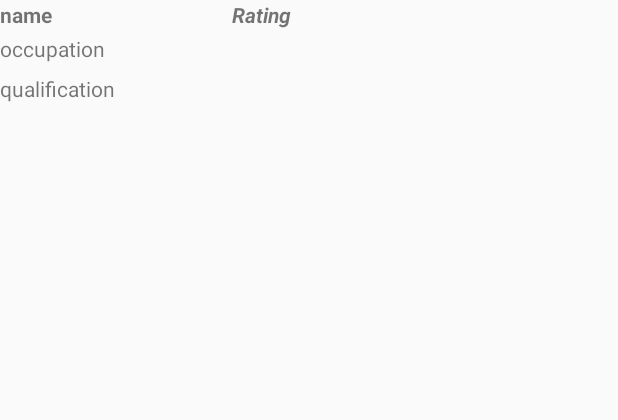
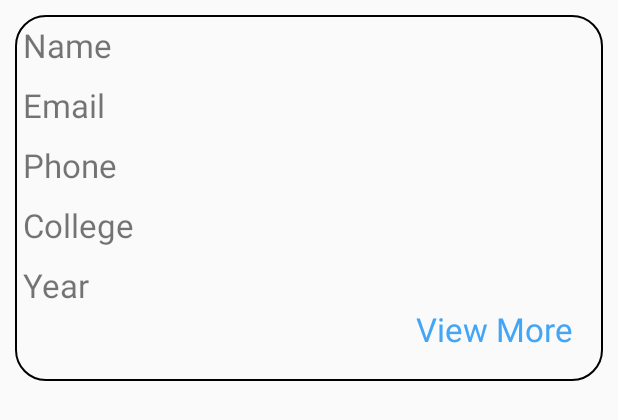
Before and after one commit to AmaanAnwar/GDGFeedback, an Android app: the layout item_layout.xml on its own in the app's theme, with its tools: preview values and no code run, on a phone screen of 412 x 824 dp. Shown: the top 420 px of the screen. Run offline under Robolectric (Android 15) with nearby library versions, the phone set to English and light mode, and no system bars.

Commit message:
Recycler view added

```diff
--- /dev/null
+++ b/app/src/main/res/drawable/itembg.xml
@@ -0,0 +1,17 @@
+<shape xmlns:android="http://schemas.android.com/apk/res/android"
+    android:shape="rectangle"
+    >
+
+    <corners
+        android:bottomLeftRadius="20dp"
+        android:bottomRightRadius="20dp"
+        android:topLeftRadius="20dp"
+        android:topRightRadius="20dp"
+        />
+
+
+    <stroke
+        android:width="1dp"
+        android:color="@color/md_black_1000" />
+
+</shape>
--- a/app/src/main/res/layout/activity_thankyou.xml
+++ b/app/src/main/res/layout/activity_thankyou.xml
@@ -4,11 +4,17 @@
     xmlns:tools="http://schemas.android.com/tools"
     android:layout_width="match_parent"
     android:layout_height="match_parent"
-    tools:context=".ThankyouActivity">
+    tools:context=".ThankyouActivity"
+    >
 
 
 
-    <include layout="@layout/content_thankyou" />
+    <include layout="@layout/content_thankyou"
+
+        android:layout_height="wrap_content"
+        android:layout_width="match_parent"
+        />
+
 
 
 
--- a/app/src/main/res/layout/content_thankyou.xml
+++ b/app/src/main/res/layout/content_thankyou.xml
@@ -26,5 +26,7 @@
         app:layout_constraintEnd_toEndOf="parent"
         app:layout_constraintHorizontal_bias="0.0"
         app:layout_constraintStart_toStartOf="parent"
-        app:layout_constraintTop_toBottomOf="@+id/thankyouTV" />
+        app:layout_constraintTop_toBottomOf="@+id/thankyouTV"
+        android:paddingBottom="30dp"
+        />
 </androidx.constraintlayout.widget.ConstraintLayout>
--- a/app/src/main/res/layout/item_layout.xml
+++ b/app/src/main/res/layout/item_layout.xml
@@ -4,53 +4,82 @@
     xmlns:tools="http://schemas.android.com/tools"
     android:layout_width="match_parent"
     android:layout_height="wrap_content"
+    android:background="@drawable/itembg"
+    android:layout_margin="10dp"
     android:orientation="vertical"
+
     >
-    <androidx.constraintlayout.widget.ConstraintLayout
+
+    <LinearLayout
+        android:id="@+id/linearLayout"
+        android:layout_width="376dp"
+        android:layout_height="244dp"
+        android:orientation="vertical"
+        app:layout_constraintEnd_toEndOf="parent"
+        app:layout_constraintHorizontal_bias="0.0"
+        app:layout_constraintStart_toStartOf="parent"
+        app:layout_constraintTop_toTopOf="parent">
+
+        <TextView
+            android:id="@+id/nameTV"
             android:layout_width="wrap_content"
             android:layout_height="wrap_content"
-        android:visibility="gone"
-        tools:ignore="MissingConstraints" ></androidx.constraintlayout.widget.ConstraintLayout>
+            android:layout_margin="5dp"
+            android:text="Name"
+            android:textSize="22sp"
+            app:layout_constraintStart_toStartOf="parent"
+            app:layout_constraintTop_toTopOf="parent" />
 
         <TextView
-        android:textStyle="bold"
-        android:id="@+id/nameTV"
-        android:layout_width="151dp"
-        android:layout_height="19dp"
-        android:text="name"
+            android:id="@+id/email"
+            android:layout_width="wrap_content"
+            android:layout_height="wrap_content"
+            android:layout_margin="5dp"
+            android:text="Email"
+            android:textSize="22sp"
             app:layout_constraintStart_toStartOf="parent"
             app:layout_constraintTop_toTopOf="parent" />
-    <TextView
-
-        android:id="@+id/occupationTV"
-        android:layout_width="match_parent"
-        android:layout_height="wrap_content"
-        android:layout_marginTop="3dp"
-        android:text="occupation"
-        app:layout_constraintStart_toStartOf="parent"
-        app:layout_constraintTop_toBottomOf="@+id/nameTV" />
 
         <TextView
-        android:id="@+id/qualificationTV"
-        android:layout_width="match_parent"
+            android:id="@+id/Phone"
+            android:layout_width="wrap_content"
             android:layout_height="wrap_content"
-        android:layout_marginTop="7dp"
-        android:text="qualification"
+            android:layout_margin="5dp"
+            android:text="Phone"
+            android:textSize="22sp"
             app:layout_constraintStart_toStartOf="parent"
-        app:layout_constraintTop_toBottomOf="@+id/occupationTV" />
+            app:layout_constraintTop_toTopOf="parent" />
 
         <TextView
-        android:textStyle="bold|italic"
-        android:id="@+id/ratingTV"
-        android:layout_width="225dp"
-        android:layout_height="19dp"
-        android:layout_marginEnd="32dp"
-        android:text="Rating"
-        app:layout_constraintEnd_toEndOf="parent"
+            android:id="@+id/College"
+            android:layout_width="wrap_content"
+            android:layout_height="wrap_content"
+            android:layout_margin="5dp"
+            android:text="College"
+            android:textSize="22sp"
+            app:layout_constraintStart_toStartOf="parent"
             app:layout_constraintTop_toTopOf="parent" />
 
+        <TextView
+            android:id="@+id/year"
+            android:layout_width="wrap_content"
+            android:layout_height="wrap_content"
+            android:layout_margin="5dp"
+            android:text="Year"
+            android:textSize="22sp"
+            app:layout_constraintStart_toStartOf="parent"
+            app:layout_constraintTop_toTopOf="parent" />
 
+    </LinearLayout>
 
-
-
+    <TextView
+        android:id="@+id/viewmore"
+        android:layout_width="wrap_content"
+        android:layout_height="wrap_content"
+        android:layout_margin="20dp"
+        android:text="View More"
+        android:textColor="@color/md_blue_400"
+        android:textSize="22sp"
+        app:layout_constraintBottom_toBottomOf="parent"
+        app:layout_constraintEnd_toEndOf="parent" />
 </androidx.constraintlayout.widget.ConstraintLayout>
```
Also changed, not shown: 1 other file. Lines whose indentation alone changed are shown as unchanged.
